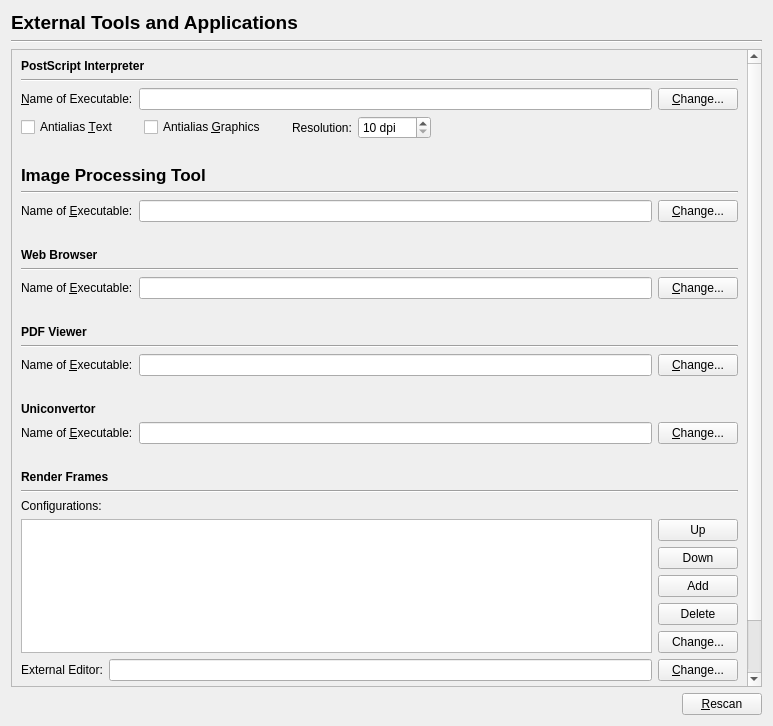
scribusproject/scribus, file scribus/ui/prefs_externaltoolsbase.ui: the form before one commit.
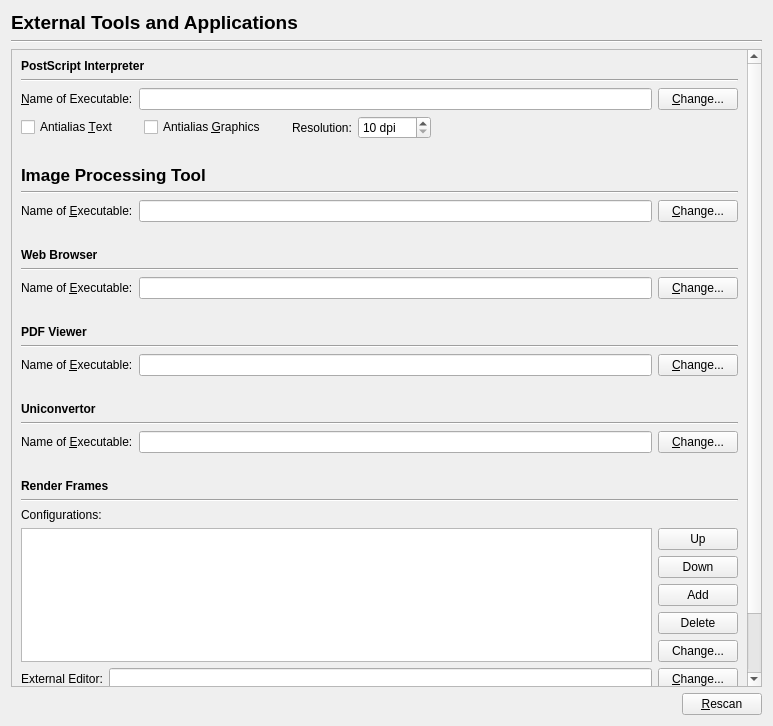
The form after the commit.

Commit message: #13573: Add missing Horizontal Line in prefs_externaltoolsbase.ui <FirasH>

What changed in the file:
```diff
--- a/scribus/ui/prefs_externaltoolsbase.ui
+++ b/scribus/ui/prefs_externaltoolsbase.ui
@@ -46,7 +46,7 @@
         <x>0</x>
         <y>0</y>
         <width>739</width>
-        <height>752</height>
+        <height>761</height>
        </rect>
       </property>
       <layout class="QVBoxLayout" name="verticalLayout_3">
@@ -439,6 +439,13 @@
          </property>
         </widget>
        </item>
+       <item>
+        <widget class="Line" name="line_7">
+         <property name="orientation">
+          <enum>Qt::Horizontal</enum>
+         </property>
+        </widget>
+       </item>
        <item>
         <layout class="QHBoxLayout" name="horizontalLayout_5">
          <item>
```
